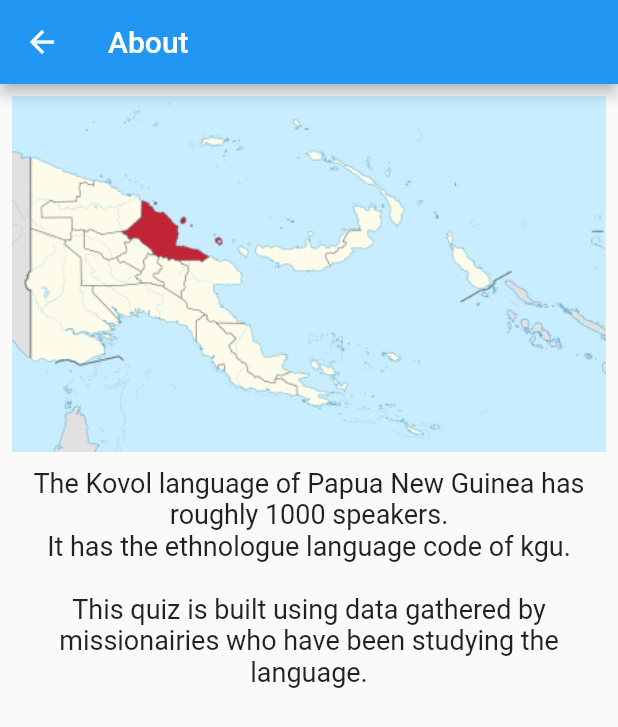
After one commit to stevetasticsteve/flutter-kovol-quiz, a Flutter app: the screen it shows after launch, in the side drawer, after a tap on "About", on a phone screen of 412 x 824 dp. The commit adds this screen. Shown: the top 727 px of the screen. Run offline on Flutter 3.47's test engine with Material 2 defaults, Android fonts, the phone set to English and light mode, and no system bars; our stand-ins replace csv.

Commit message:
Made an about route

```diff
--- a/assets/data/test.csv
+++ /dev/null
@@ -1,4 +0,0 @@
-undum,child
-mut,fire
-gɑrɑs,sweet potato
-limɔŋ,1st born girl
--- a/assets/data/words.csv
+++ b/assets/data/words.csv
@@ -594,7 +594,6 @@ nim ɔnɔm,slingshot
 gumi,rubber
 ʔɑmbɔl,eel
 igɑgum,cat
-,cat
 ɑndu pɛlɛg,long snake
 ɑndu ʔɔt,small snake
 wɑjɑp ʔɔt,female bird of paradise
@@ -761,7 +760,6 @@ sigigɔg,patterned
 ʔɛni ʔɛni,very close by
 tɔnde,a little
 ubi,"a lot, many"
-,next week
 igɔm,new
 ʔɔt igɔm,shin bone
 pe,hole
--- /dev/null
+++ b/lib/aboutScreen.dart
@@ -0,0 +1,38 @@
+import 'package:flutter/material.dart';
+
+class AboutPage extends StatelessWidget {
+  const AboutPage({Key? key}) : super(key: key);
+
+  @override
+  Widget build(BuildContext context) {
+    return Scaffold(
+      appBar: AppBar(
+        title: const Text('About'),
+      ),
+      body: aboutWidget,
+    );
+  }
+}
+
+Widget aboutWidget = Container(
+  padding: EdgeInsets.all(8.0),
+  child: Center(
+    child: Column(
+      children: [
+        Image.asset('assets/images/madang_map.png'),
+        Container( padding:EdgeInsets.all(10),
+        child: Text(
+          aboutString,
+          textAlign: TextAlign.center,
+          style: TextStyle(fontSize: 18),),)
+      ],
+    ),
+));
+
+const String aboutString =
+    '''
+The Kovol language of Papua New Guinea has roughly 1000 speakers.
+It has the ethnologue language code of kgu.
+
+This quiz is built using data gathered by missionairies who have been studying the language.
+    ''';
--- a/lib/main.dart
+++ b/lib/main.dart
@@ -4,6 +4,7 @@ import 'dart:io';
 
 import 'package:flutter/material.dart';
 import 'package:csv/csv.dart';
+import './aboutScreen.dart';
 
 void main() async {
   WidgetsFlutterBinding.ensureInitialized();
@@ -60,6 +61,37 @@ class _QuizState extends State<Quiz> {
     total++;
   }
 
+  void resetQuiz() {
+    setState(() {
+      correct = 0;
+      total = 0;
+      correctAnswer = null;
+      newQuestion = true;
+    });
+  }
+
+  Widget _buildAnswerButton(String label, List _question) {
+    var buttonStyle;
+    if (newQuestion == false && label == _question[1]) {
+      buttonStyle = ElevatedButton.styleFrom(
+          primary: Colors.green, textStyle: const TextStyle(fontSize: 20));
+    } else {
+      buttonStyle =
+          ElevatedButton.styleFrom(textStyle: const TextStyle(fontSize: 20));
+    }
+    return Expanded(
+        child: Container(
+      child: ElevatedButton(
+          style: buttonStyle,
+          onPressed: () {
+            checkAnwer(_question, '$label');
+          },
+          child: Text(label)),
+      margin: const EdgeInsets.all(8),
+      height: 50,
+    ));
+  }
+
   @override
   Widget build(BuildContext context) {
     if (newQuestion) {
@@ -97,6 +129,7 @@ class _QuizState extends State<Quiz> {
     return MaterialApp(
       title: 'Kovol quiz',
       home: Scaffold(
+        drawer: const AppDrawer(),
         appBar: AppBar(title: const Text('Kovol quiz'), actions: <Widget>[
           Container(
               margin: const EdgeInsets.only(right: 20.0),
@@ -120,62 +153,63 @@ class _QuizState extends State<Quiz> {
       ),
     );
   }
-
-  Widget _buildAnswerButton(String label, List _question) {
-    var buttonStyle;
-    if (newQuestion == false && label == _question[1]) {
-       buttonStyle =
-          ElevatedButton.styleFrom(
-          primary: Colors.green, textStyle: const TextStyle(fontSize: 20));
-    } else {
-       buttonStyle = ElevatedButton.styleFrom(
-         textStyle: const TextStyle(fontSize: 20));
-    }
-    return Expanded(
-        child: Container(
-      child: ElevatedButton(
-          style: buttonStyle,
-          onPressed: () {
-            checkAnwer(_question, '$label');
-          },
-          child: Text(label)),
-      margin: const EdgeInsets.all(8),
-      height: 50,
-    ));
-  }
 }
 
-class AnswerWidget extends StatefulWidget {
+class AnswerWidget extends StatelessWidget {
   const AnswerWidget({required this.answer, Key? key}) : super(key: key);
   final bool? answer;
-  @override
-  _AnswerWidgetState createState() => _AnswerWidgetState();
-}
-
-class _AnswerWidgetState extends State<AnswerWidget> {
-  late String responseText;
-
-  void nextQuestion() {
-    print('next question');
-  }
 
   @override
   Widget build(BuildContext context) {
-    if (widget.answer == null) {
+    String responseText;
+    if (answer == null) {
       responseText = '';
-    } else if (widget.answer == true) {
+    } else if (answer == true) {
       responseText = 'Correct';
     } else {
       responseText = 'Wrong, tap correct answer to continue';
     }
-    return GestureDetector(
-        onTap: nextQuestion,
-        child: Text(responseText,
-            style: TextStyle(
-              fontSize: 25,
-              fontWeight: FontWeight.bold,
-              height: 2,
-              color: widget.answer ?? true ? Colors.green : Colors.red,
-            )));
+    return Text(responseText,
+        style: TextStyle(
+          fontSize: 25,
+          fontWeight: FontWeight.bold,
+          height: 2,
+          color: answer ?? true ? Colors.green : Colors.red,
+        ));
   }
 }
+
+class AppDrawer extends StatelessWidget {
+  const AppDrawer({Key? key}) : super(key: key);
+  @override
+  Widget build(BuildContext context) {
+    return Drawer(
+      child: ListView(
+        padding: EdgeInsets.zero,
+        children: <Widget>[
+          const DrawerHeader(
+            decoration: BoxDecoration(
+              color: Colors.blue,
+            ),
+            child: Text(
+              'Kovol quiz',
+              style: TextStyle(
+                color: Colors.white,
+                fontSize: 24,
+              ),
+            ),
+          ),
+          ListTile(
+            leading: const Icon(Icons.info),
+            title: const Text('About'),
+            onTap: () {
+              Navigator.of(context).pop();
+              Navigator.of(context).push(MaterialPageRoute(
+                  builder: (BuildContext context) => const AboutPage()));
+            },
+          ),
+        ],
+      ),
+    );
+  }
+}
--- a/pubspec.yaml
+++ b/pubspec.yaml
@@ -55,6 +55,7 @@ dev_dependencies:
 flutter:
   assets:
     - assets/data/
+    - assets/images/
 
   # The following line ensures that the Material Icons font is
   # included with your application, so that you can use the icons in
```
Also changed, not shown: assets/images/madang_map.png (added), 1 other file.
